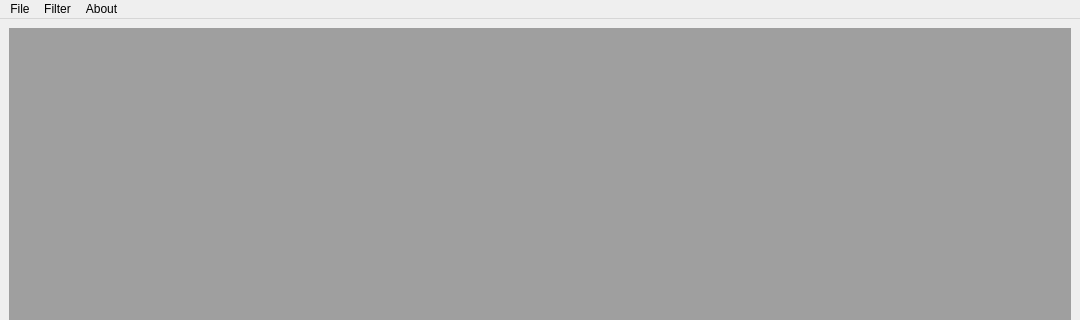
Above: src/mainwindow.ui from jarridgraham/QtTail before the change; both pictures show x 0 to 1080 and y 0 to 320 of the 1080 by 570 pixel window. Below: the same form after it.
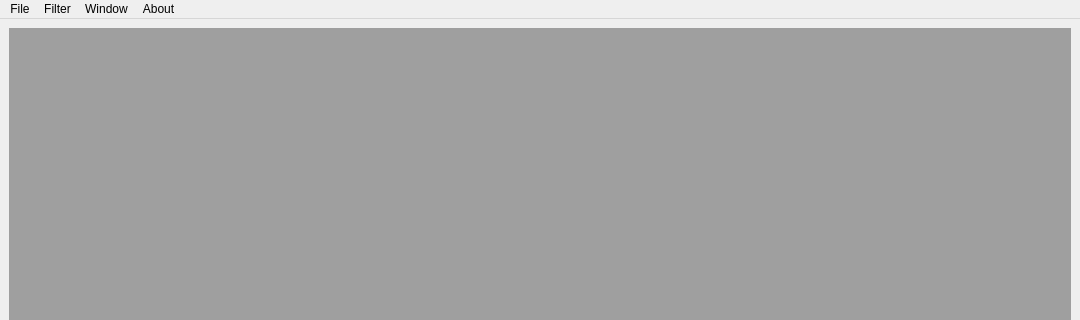
That is the form after the change.

What changed in the file:
```diff
--- a/src/mainwindow.ui
+++ b/src/mainwindow.ui
@@ -59,8 +59,16 @@
     </property>
     <addaction name="actionQTail"/>
    </widget>
+   <widget class="QMenu" name="menuWindow">
+    <property name="title">
+     <string>Window</string>
+    </property>
+    <addaction name="actionCascade"/>
+    <addaction name="actionTile"/>
+   </widget>
    <addaction name="menuFile"/>
    <addaction name="menuFilter"/>
+   <addaction name="menuWindow"/>
    <addaction name="menuAbout"/>
   </widget>
   <widget class="QStatusBar" name="statusBar"/>
```
Left out of the diff: 44 changed lines with no effect on the pictures.
